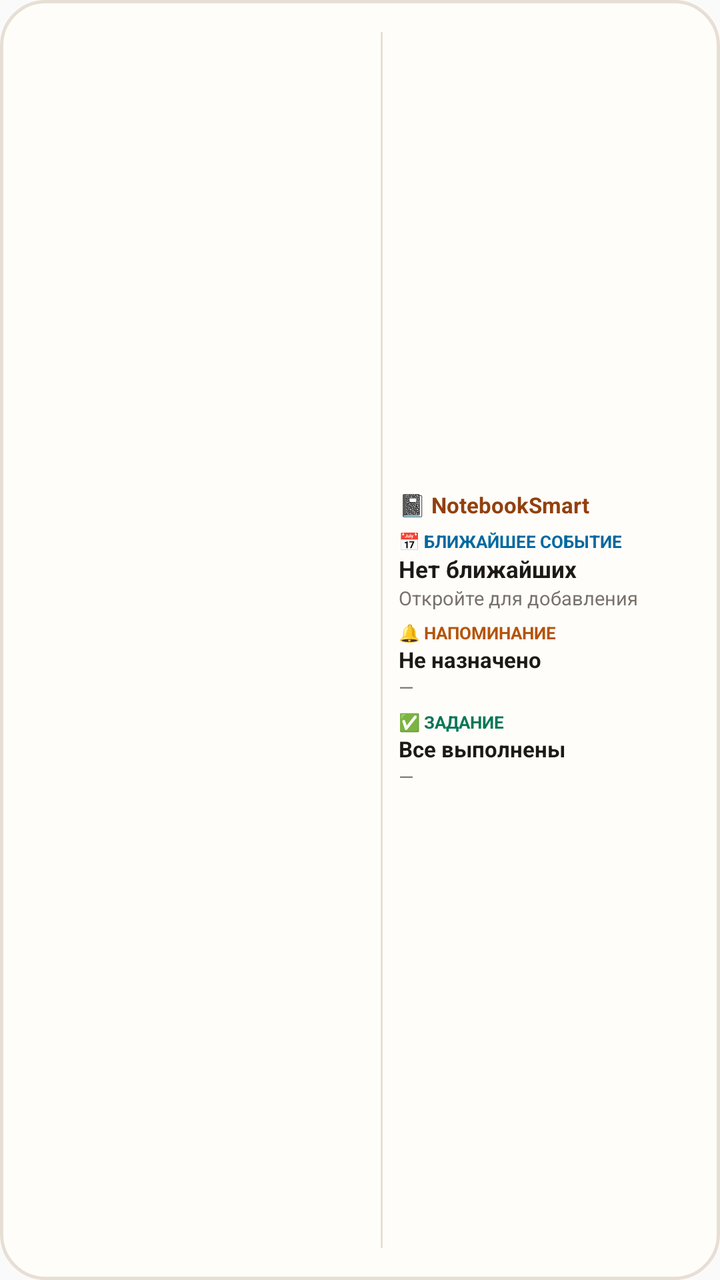
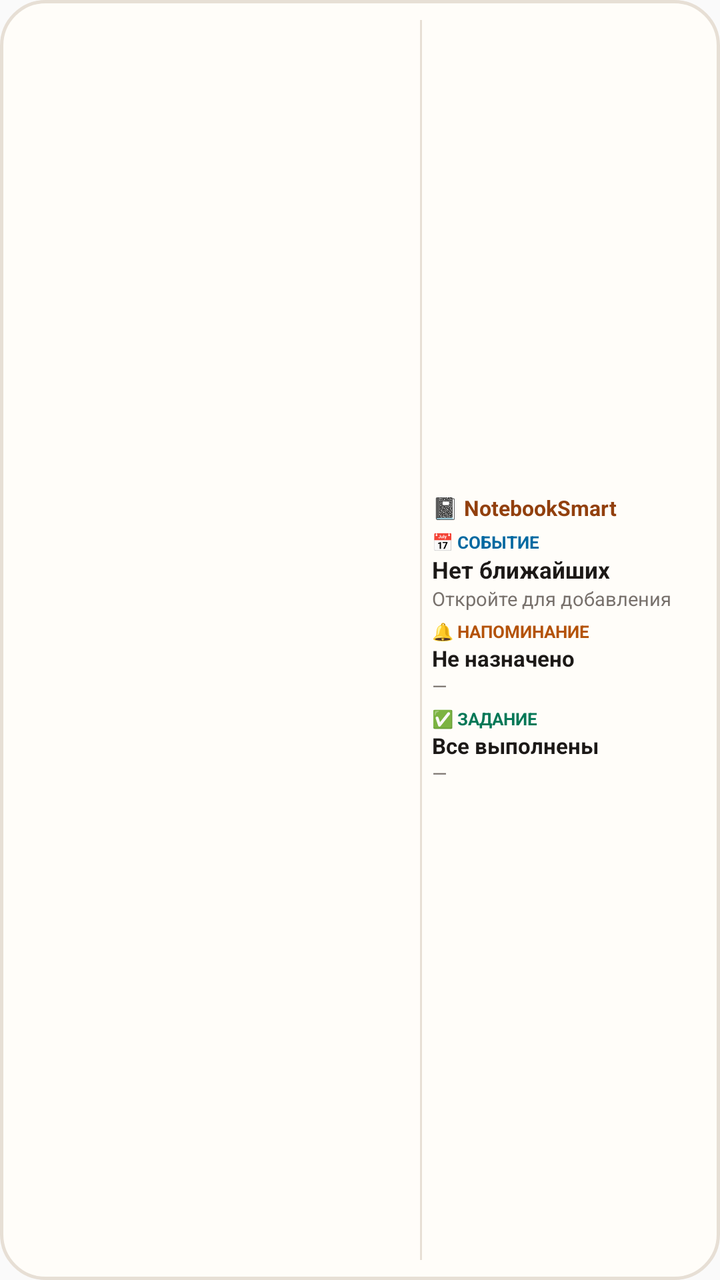

The first picture is an Android layout as it rendered before a commit; the second is the same layout after the commit. The layout source and the unified diff follow.
<!-- AndroidManifest.xml: application theme AppTheme -->
<!-- res/layout/widget_notebook.xml -->
<?xml version="1.0" encoding="utf-8"?>
<LinearLayout xmlns:android="http://schemas.android.com/apk/res/android"
    android:id="@+id/widget_root"
    android:layout_width="match_parent"
    android:layout_height="match_parent"
    android:orientation="horizontal"
    android:gravity="center_vertical"
    android:background="@drawable/widget_background">

    
    <ImageView
        android:id="@+id/widget_calendar_image"
        android:layout_width="0dp"
        android:layout_height="match_parent"
        android:layout_weight="1.15"
        android:scaleType="fitCenter"
        android:contentDescription="Календарь месяца" />

    
    <LinearLayout
        android:layout_width="1dp"
        android:layout_height="match_parent"
        android:layout_marginLeft="8dp"
        android:layout_marginRight="8dp"
        android:layout_marginTop="4dp"
        android:layout_marginBottom="4dp"
        android:background="#E7DFD5" />

    
    <LinearLayout
        android:layout_width="0dp"
        android:layout_height="match_parent"
        android:layout_weight="1.0"
        android:orientation="vertical"
        android:gravity="center_vertical">

        <TextView
            android:id="@+id/widget_app_title"
            android:layout_width="match_parent"
            android:layout_height="wrap_content"
            android:text="📓 NotebookSmart"
            android:textColor="#92400E"
            android:textSize="11sp"
            android:textStyle="bold"
            android:layout_marginBottom="5dp" />

        
        <TextView
            android:layout_width="match_parent"
            android:layout_height="wrap_content"
            android:text="📅 БЛИЖАЙШЕЕ СОБЫТИЕ"
            android:textColor="#0369A1"
            android:textSize="8.5sp"
            android:textStyle="bold" />

        <TextView
            android:id="@+id/widget_nearest_event"
            android:layout_width="match_parent"
            android:layout_height="wrap_content"
            android:text="Нет ближайших"
            android:textColor="#1C1917"
            android:textSize="11.5sp"
            android:textStyle="bold"
            android:maxLines="1"
            android:ellipsize="end" />

        <TextView
            android:id="@+id/widget_nearest_event_sub"
            android:layout_width="match_parent"
            android:layout_height="wrap_content"
            android:text="Откройте для добавления"
            android:textColor="#78716C"
            android:textSize="9.5sp"
            android:maxLines="1"
            android:ellipsize="end"
            android:layout_marginBottom="5dp" />

        
        <TextView
            android:layout_width="match_parent"
            android:layout_height="wrap_content"
            android:text="🔔 НАПОМИНАНИЕ"
            android:textColor="#B45309"
            android:textSize="8.5sp"
            android:textStyle="bold" />

        <TextView
            android:id="@+id/widget_nearest_reminder"
            android:layout_width="match_parent"
            android:layout_height="wrap_content"
            android:text="Не назначено"
            android:textColor="#1C1917"
            android:textSize="11sp"
            android:textStyle="bold"
            android:maxLines="1"
            android:ellipsize="end" />

        <TextView
            android:id="@+id/widget_nearest_reminder_sub"
            android:layout_width="match_parent"
            android:layout_height="wrap_content"
            android:text="—"
            android:textColor="#78716C"
            android:textSize="9.5sp"
            android:maxLines="1"
            android:ellipsize="end"
            android:layout_marginBottom="5dp" />

        
        <TextView
            android:layout_width="match_parent"
            android:layout_height="wrap_content"
            android:text="✅ ЗАДАНИЕ"
            android:textColor="#047857"
            android:textSize="8.5sp"
            android:textStyle="bold" />

        <TextView
            android:id="@+id/widget_nearest_task"
            android:layout_width="match_parent"
            android:layout_height="wrap_content"
            android:text="Все выполнены"
            android:textColor="#1C1917"
            android:textSize="11sp"
            android:textStyle="bold"
            android:maxLines="1"
            android:ellipsize="end" />

        <TextView
            android:id="@+id/widget_nearest_task_sub"
            android:layout_width="match_parent"
            android:layout_height="wrap_content"
            android:text="—"
            android:textColor="#78716C"
            android:textSize="9.5sp"
            android:maxLines="1"
            android:ellipsize="end" />

    </LinearLayout>

</LinearLayout>
<!-- resources referenced by this layout -->
<resources>
  <!-- drawable widget_background (drawable) -->
  <?xml version="1.0" encoding="utf-8"?>
  <shape xmlns:android="http://schemas.android.com/apk/res/android"
      android:shape="rectangle">
      <solid android:color="#FFFDF9" />
      <corners android:radius="22dp" />
      <stroke
          android:width="1.5dp"
          android:color="#E7DFD5" />
      <padding
          android:left="14dp"
          android:top="12dp"
          android:right="14dp"
          android:bottom="12dp" />
  </shape>
  <style name="AppTheme" parent="Theme.AppCompat.Light.DarkActionBar">
          
          <item name="colorPrimary">@color/colorPrimary</item>
          <item name="colorPrimaryDark">@color/colorPrimaryDark</item>
          <item name="colorAccent">@color/colorAccent</item>
      </style>
</resources>

<!-- the commit's change to res/layout/widget_notebook.xml (unified diff, before → after) -->
@@ -12,7 +12,7 @@
         android:id="@+id/widget_calendar_image"
         android:layout_width="0dp"
         android:layout_height="match_parent"
-        android:layout_weight="1.15"
+        android:layout_weight="1.45"
         android:scaleType="fitCenter"
         android:contentDescription="Календарь месяца" />
 
@@ -20,10 +20,10 @@
     <LinearLayout
         android:layout_width="1dp"
         android:layout_height="match_parent"
-        android:layout_marginLeft="8dp"
-        android:layout_marginRight="8dp"
-        android:layout_marginTop="4dp"
-        android:layout_marginBottom="4dp"
+        android:layout_marginLeft="5dp"
+        android:layout_marginRight="5dp"
+        android:layout_marginTop="3dp"
+        android:layout_marginBottom="3dp"
         android:background="#E7DFD5" />
 
     
@@ -40,15 +40,17 @@
             android:layout_height="wrap_content"
             android:text="📓 NotebookSmart"
             android:textColor="#92400E"
-            android:textSize="11sp"
+            android:textSize="10.5sp"
             android:textStyle="bold"
-            android:layout_marginBottom="5dp" />
+            android:maxLines="1"
+            android:ellipsize="end"
+            android:layout_marginBottom="4dp" />
 
         
         <TextView
             android:layout_width="match_parent"
             android:layout_height="wrap_content"
-            android:text="📅 БЛИЖАЙШЕЕ СОБЫТИЕ"
+            android:text="📅 СОБЫТИЕ"
             android:textColor="#0369A1"
             android:textSize="8.5sp"
             android:textStyle="bold" />
@@ -73,7 +75,7 @@
             android:textSize="9.5sp"
             android:maxLines="1"
             android:ellipsize="end"
-            android:layout_marginBottom="5dp" />
+            android:layout_marginBottom="4dp" />
 
         
         <TextView
@@ -104,7 +106,7 @@
             android:textSize="9.5sp"
             android:maxLines="1"
             android:ellipsize="end"
-            android:layout_marginBottom="5dp" />
+            android:layout_marginBottom="4dp" />
 
         
         <TextView
<!-- resource entries referenced after the edit -->
@@ -10,10 +10,10 @@
           android:width="1.5dp"
           android:color="#E7DFD5" />
       <padding
-          android:left="14dp"
-          android:top="12dp"
-          android:right="14dp"
-          android:bottom="12dp" />
+          android:left="8dp"
+          android:top="7dp"
+          android:right="8dp"
+          android:bottom="7dp" />
   </shape>
   <style name="AppTheme" parent="Theme.AppCompat.Light.DarkActionBar">
           
